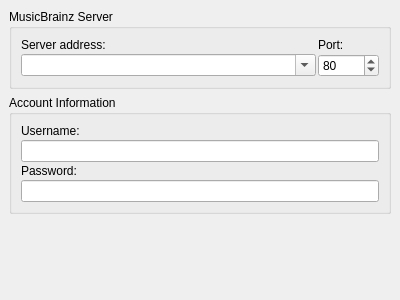
Above: ui/options_general.ui from metabrainz/picard before the change. Below: the same form after it.
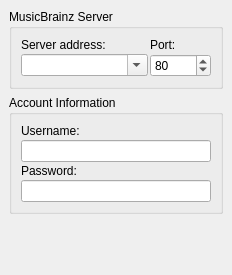
That is the form after the change.

```diff
--- a/ui/options_general.ui
+++ b/ui/options_general.ui
@@ -5,8 +5,8 @@
    <rect>
     <x>0</x>
     <y>0</y>
-    <width>400</width>
-    <height>300</height>
+    <width>232</width>
+    <height>275</height>
    </rect>
   </property>
   <layout class="QVBoxLayout" >
```
